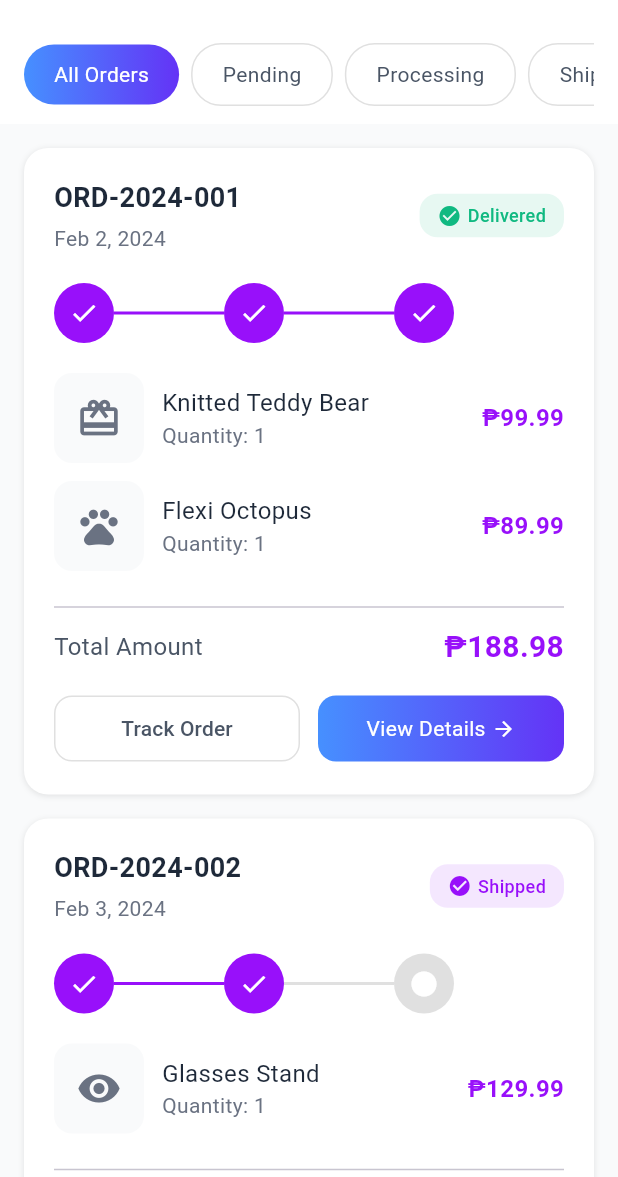
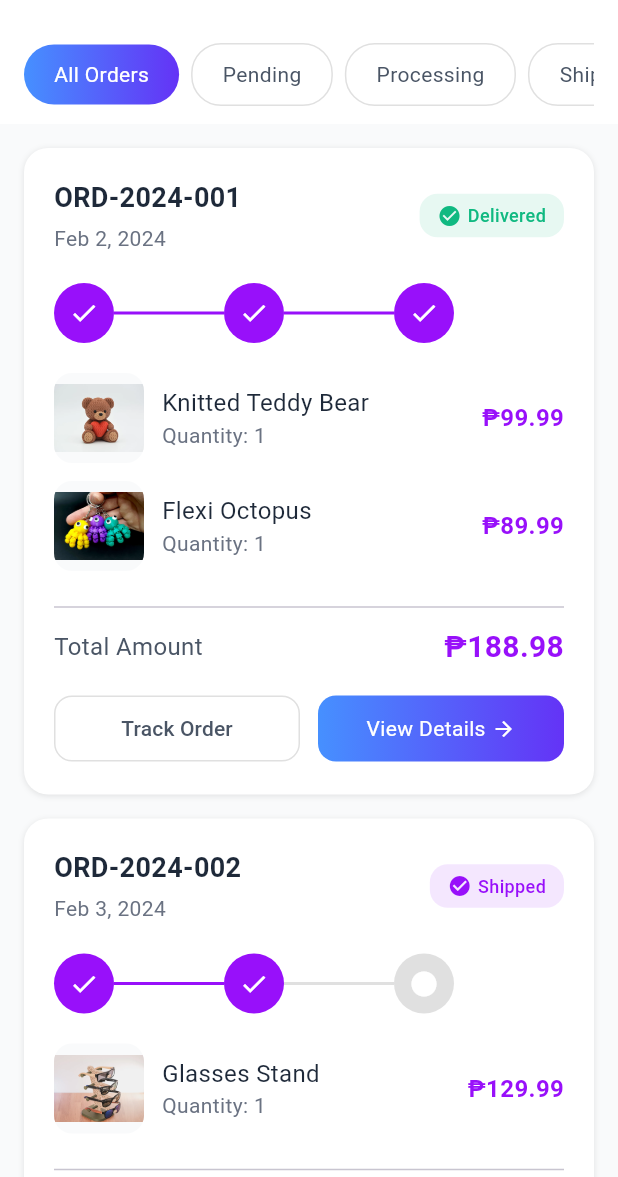
Before and after one commit to katdzy/ckdprints, a Flutter app: the OrdersPage screen opened directly, on a phone screen of 412 x 824 dp, the part 59-1236 px from its top. Run offline on Flutter 3.47's test engine with Material 3 defaults, Android fonts, the phone set to English and light mode, and no system bars; our stand-ins replace google_fonts; Roboto replaces fonts that are missing (League Spartan).

Commit message:
updated pages to add images

```diff
--- a/lib/screens/orders_page.dart
+++ b/lib/screens/orders_page.dart
@@ -31,8 +31,8 @@ class _OrdersPageState extends State<OrdersPage> {
       'statusColor': deliveredGreen,
       'progress': 3,
       'products': [
-        {'name': 'Knitted Teddy Bear', 'quantity': 1, 'price': 99.99, 'icon': Icons.card_giftcard},
-        {'name': 'Flexi Octopus', 'quantity': 1, 'price': 89.99, 'icon': Icons.pets},
+        {'name': 'Knitted Teddy Bear', 'quantity': 1, 'price': 99.99, 'icon': 'assets/images/bear.png'},
+        {'name': 'Flexi Octopus', 'quantity': 1, 'price': 89.99, 'icon': 'assets/images/octopus.png'},
       ],
       'total': 188.98,
     },
@@ -43,11 +43,12 @@ class _OrdersPageState extends State<OrdersPage> {
       'statusColor': shippedPurple,
       'progress': 2,
       'products': [
-        {'name': 'Glasses Stand', 'quantity': 1, 'price': 129.99, 'icon': Icons.visibility},
+        {'name': 'Glasses Stand', 'quantity': 1, 'price': 129.99, 'icon': 'assets/images/glasses.png'},
       ],
       'total': 129.99,
     },
   ];
+
 
   @override
   Widget build(BuildContext context) {
@@ -222,6 +223,7 @@ class _OrdersPageState extends State<OrdersPage> {
               padding: const EdgeInsets.only(bottom: 12),
               child: Row(
                 children: [
+                  // Product Icon as PNG
                   Container(
                     width: 60,
                     height: 60,
@@ -229,10 +231,12 @@ class _OrdersPageState extends State<OrdersPage> {
                       color: bgGray,
                       borderRadius: BorderRadius.circular(12),
                     ),
-                    child: Icon(
+                    child: ClipRRect(
+                      borderRadius: BorderRadius.circular(12),
+                      child: Image.asset(
                         product['icon'],
-                      color: subtitleColor,
-                      size: 30,
+                        fit: BoxFit.contain,
+                      ),
                     ),
                   ),
                   const SizedBox(width: 12),
--- a/pubspec.yaml
+++ b/pubspec.yaml
@@ -57,7 +57,8 @@ flutter:
   # included with your application, so that you can use the icons in
   # the material Icons class.
   uses-material-design: true
-
+  assets:
+      - assets/images/
   # To add assets to your application, add an assets section, like this:
   # assets:
   #   - images/a_dot_burr.jpeg
```
Also changed, not shown: lib/screens/cart_page.dart (+14 -12 lines), lib/screens/home_page.dart (+32 -18 lines), lib/screens/my_orders_page.dart (+25 -8 lines), lib/screens/profile_page.dart (+8 -5 lines), assets/images/bear.png (added), assets/images/glasses.png (added), assets/images/juan.png (added), assets/images/octopus.png (added), assets/images/trash.png (added). Lines whose indentation alone changed are shown as unchanged.
